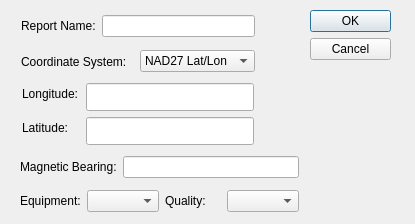
First picture: the form in getReportDialog.ui, repository tvrusso/qDF, before the edit.
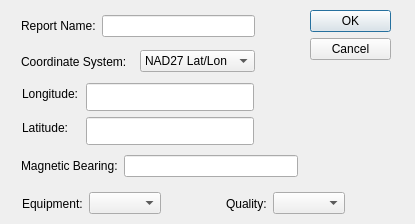
Second picture: the form after the edit.

Commit message: Add spacers, change size policy of combo boxes.

```diff
--- a/getReportDialog.ui
+++ b/getReportDialog.ui
@@ -138,14 +138,12 @@
   <widget class="QWidget" name="" >
    <property name="geometry" >
     <rect>
-     <x>20</x>
-     <y>150</y>
-     <width>279</width>
-     <height>69</height>
+     <x>21</x>
+     <y>151</y>
+     <width>277</width>
+     <height>30</height>
     </rect>
    </property>
-   <layout class="QVBoxLayout" name="verticalLayout" >
-    <item>
      <layout class="QHBoxLayout" name="horizontalLayout_3" >
       <item>
        <widget class="QLabel" name="label_3" >
@@ -158,8 +156,16 @@
        <widget class="QLineEdit" name="lineEdit_bearing" />
       </item>
      </layout>
-    </item>
-    <item>
+  </widget>
+  <widget class="QWidget" name="" >
+   <property name="geometry" >
+    <rect>
+     <x>22</x>
+     <y>188</y>
+     <width>323</width>
+     <height>31</height>
+    </rect>
+   </property>
      <layout class="QHBoxLayout" name="horizontalLayout_6" >
       <item>
        <layout class="QHBoxLayout" name="horizontalLayout_4" >
@@ -172,6 +178,12 @@
         </item>
         <item>
          <widget class="QComboBox" name="comboBox_EquipmentType" >
+        <property name="sizePolicy" >
+         <sizepolicy vsizetype="Fixed" hsizetype="Expanding" >
+          <horstretch>0</horstretch>
+          <verstretch>0</verstretch>
+         </sizepolicy>
+        </property>
           <property name="insertPolicy" >
            <enum>QComboBox::NoInsert</enum>
           </property>
@@ -179,6 +191,19 @@
         </item>
        </layout>
       </item>
+    <item>
+     <spacer name="horizontalSpacer" >
+      <property name="orientation" >
+       <enum>Qt::Horizontal</enum>
+      </property>
+      <property name="sizeHint" stdset="0" >
+       <size>
+        <width>40</width>
+        <height>20</height>
+       </size>
+      </property>
+     </spacer>
+    </item>
       <item>
        <layout class="QHBoxLayout" name="horizontalLayout_5" >
         <item>
@@ -189,9 +214,14 @@
          </widget>
         </item>
         <item>
-         <widget class="QComboBox" name="comboBox_Quality" />
-        </item>
-       </layout>
+       <widget class="QComboBox" name="comboBox_Quality" >
+        <property name="sizePolicy" >
+         <sizepolicy vsizetype="Fixed" hsizetype="Expanding" >
+          <horstretch>0</horstretch>
+          <verstretch>0</verstretch>
+         </sizepolicy>
+        </property>
+       </widget>
       </item>
      </layout>
     </item>
```
Lines whose indentation alone changed are shown as unchanged.
